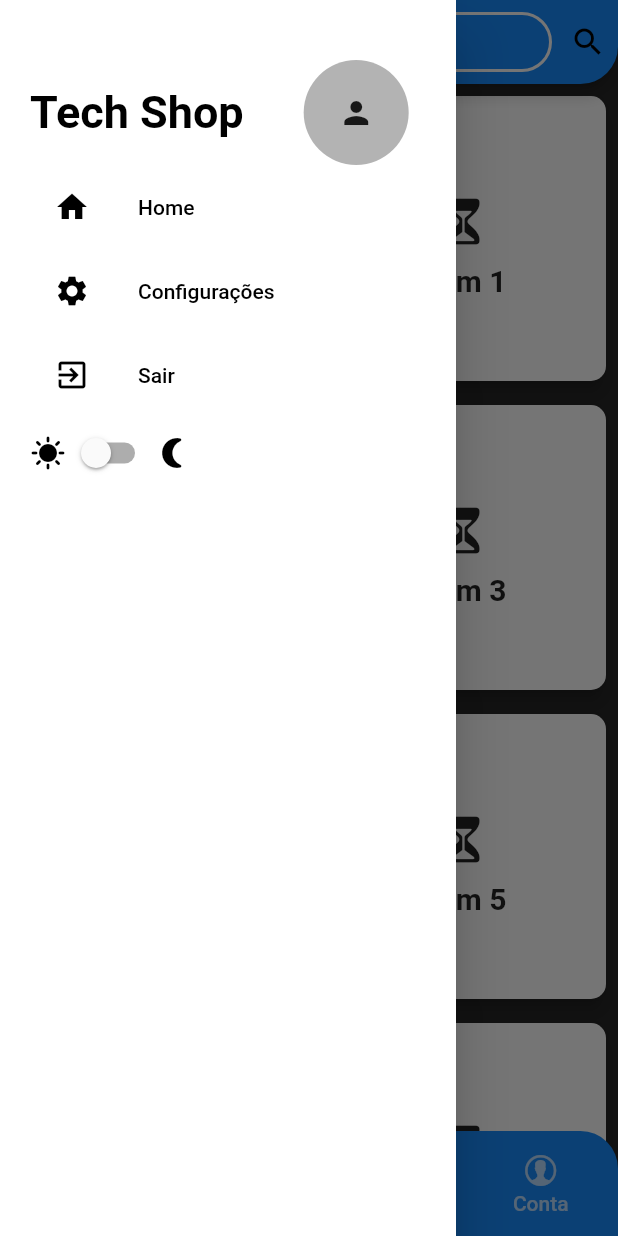
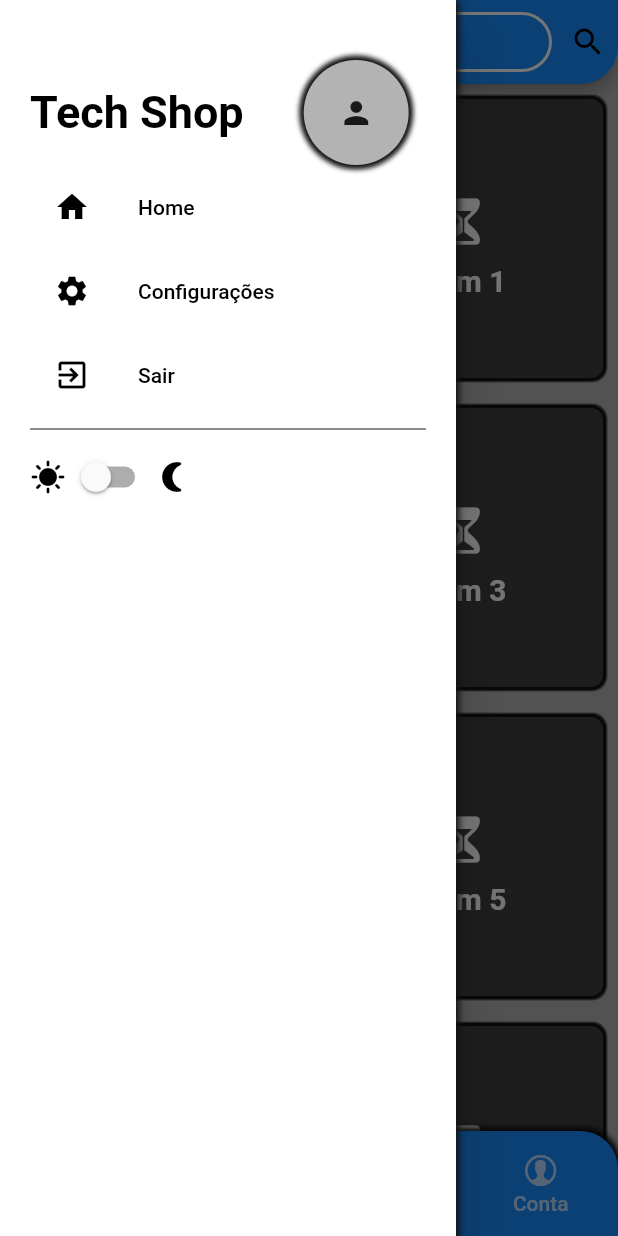
Before and after one commit to AlarconPedro/Tech_Shop, a Flutter app: the MenuPage screen opened directly, with the side drawer open, on a phone screen of 412 x 824 dp. Run offline on Flutter 3.47's test engine with Material 2 defaults, Android fonts, the phone set to English and light mode, and no system bars; our stand-ins replace shared_preferences; accounts and stored records are empty.

Commit message:
Adicionado Tema Gamer - 2022.08.06.2

```diff
--- a/lib/ui/estilos/cores.dart
+++ b/lib/ui/estilos/cores.dart
@@ -4,10 +4,12 @@ class Cores {
   static Color pretoOpaco = const Color(0xFF121212);
   static Color pretoClaro = const Color(0xFF181818);
   static Color cinza = const Color(0xFF404040);
+  static Color cinzaMedio = const Color(0xFF4F4F4F);
   static Color cinzaEscuro = const Color(0xFF282828);
   static Color cinzaClaro = const Color(0xFFB3B3B3);
   static Color branco = const Color(0xFFFFFFFF);
   static Color preto = const Color(0xFF000000);
   static Color azul = const Color(0xFF178BFC);
   static Color vermelho = const Color(0xFFFF0000);
+  static Color verde = const Color(0xFF00FF00);
 }
--- a/lib/ui/pages/conta_page.dart
+++ b/lib/ui/pages/conta_page.dart
@@ -1,4 +1,6 @@
 import 'package:flutter/material.dart';
+import 'package:provider/provider.dart';
+import 'package:tech_shop/ui/temas/temas.dart';
 
 class ContaPage extends StatefulWidget {
   const ContaPage({Key? key}) : super(key: key);
@@ -10,6 +12,7 @@ class ContaPage extends StatefulWidget {
 class _ContaPageState extends State<ContaPage> {
   @override
   Widget build(BuildContext context) {
+    final currentTheme = Provider.of<ThemeProvider>(context);
     return Container();
   }
 }
--- a/lib/ui/pages/home_page.dart
+++ b/lib/ui/pages/home_page.dart
@@ -18,17 +18,36 @@ class _HomePageState extends State<HomePage> {
     final currentTheme = Provider.of<ThemeProvider>(context);
     return Scaffold(
       backgroundColor:
-          currentTheme.isDarkTheme() ? Cores.cinzaClaro : Cores.cinzaEscuro,
+          currentTheme.isDarkTheme() ? Cores.cinzaMedio : Cores.cinzaClaro,
       body: GridView.count(
         // Cria um grid com duas colunas
         crossAxisCount: 2,
         // Gera 100 Widgets que exibem o seu índice
         children: List.generate(10, (index) {
-          return Card(
-            borderOnForeground: true,
-            elevation: 5,
-            shape: RoundedRectangleBorder(
-              borderRadius: BorderRadius.circular(10),
+          return Container(
+            decoration: BoxDecoration(
+              shape: BoxShape.rectangle,
+              color:
+                  currentTheme.isDarkTheme() ? Cores.cinzaEscuro : Cores.cinza,
+              boxShadow: [
+                BoxShadow(
+                  color: currentTheme.isDarkTheme()
+                      ? Cores.verde
+                      : Cores.pretoOpaco,
+                  blurRadius: 3,
+                  spreadRadius: 1,
+                  blurStyle: BlurStyle.inner,
+                  // offset: const Offset(1.5, 1.5),
+                ),
+              ],
+              borderRadius: const BorderRadius.all(
+                Radius.circular(10),
+              ),
+              border: Border.all(
+                color:
+                    currentTheme.isDarkTheme() ? Cores.verde : Cores.pretoOpaco,
+                width: 2,
+              ),
             ),
             margin: const EdgeInsets.symmetric(
               horizontal: 8,
@@ -37,18 +56,20 @@ class _HomePageState extends State<HomePage> {
             child: Column(
               mainAxisAlignment: MainAxisAlignment.center,
               children: [
-                const Padding(
-                  padding: EdgeInsets.all(8),
+                Padding(
+                  padding: const EdgeInsets.all(8),
                   child: Icon(
                     CupertinoIcons.hourglass,
                     size: 40,
+                    color: Cores.branco,
                   ),
                 ),
                 Text(
                   'Item $index',
-                  style: const TextStyle(
+                  style: TextStyle(
                     fontSize: 20,
                     fontWeight: FontWeight.bold,
+                    color: Cores.branco,
                   ),
                 ),
               ],
--- a/lib/ui/pages/menu_page.dart
+++ b/lib/ui/pages/menu_page.dart
@@ -51,6 +51,7 @@ class _MenuPageState extends State<MenuPage>
       backgroundColor:
           currentTheme.isDarkTheme() ? Cores.pretoOpaco : Cores.branco,
       appBar: AppBar(
+        shadowColor: currentTheme.isDarkTheme() ? Cores.verde : Cores.preto,
         backgroundColor:
             currentTheme.isDarkTheme() ? Cores.cinzaEscuro : Cores.azul,
         actions: [
@@ -95,6 +96,14 @@ class _MenuPageState extends State<MenuPage>
             topRight: Radius.circular(25),
           ),
           color: currentTheme.isDarkTheme() ? Cores.cinzaEscuro : Cores.azul,
+          boxShadow: [
+            BoxShadow(
+              color: currentTheme.isDarkTheme() ? Cores.verde : Cores.preto,
+              spreadRadius: 2,
+              blurRadius: 3,
+              // offset: Offset(1.5, 1.5),
+            ),
+          ],
         ),
         child: TabBar(
           controller: tabController,
@@ -112,7 +121,7 @@ class _MenuPageState extends State<MenuPage>
           ),
           indicator: UnderlineTabIndicator(
             borderSide: BorderSide(
-              color: currentTheme.isDarkTheme() ? Cores.branco : Cores.preto,
+              color: currentTheme.isDarkTheme() ? Cores.verde : Cores.preto,
               width: 3,
             ),
             insets: EdgeInsets.zero,
--- a/lib/ui/widgets/custom_drawer.dart
+++ b/lib/ui/widgets/custom_drawer.dart
@@ -19,13 +19,23 @@ class _CustomDrawerState extends State<CustomDrawer> {
       return Container(
         decoration: BoxDecoration(
           gradient: LinearGradient(
-            begin: Alignment.topCenter,
-            end: Alignment.bottomCenter,
+            begin: Alignment.topLeft,
+            end: Alignment.bottomRight,
             colors: [
               currentTheme.isDarkTheme() ? Cores.pretoOpaco : Cores.branco,
               currentTheme.isDarkTheme() ? Cores.cinza : Cores.branco,
             ],
           ),
+          boxShadow: [
+            BoxShadow(
+              color:
+                  currentTheme.isDarkTheme() ? Cores.verde : Cores.pretoOpaco,
+              blurRadius: 3,
+              spreadRadius: 1,
+              blurStyle: BlurStyle.normal,
+              offset: const Offset(1.5, 1.5),
+            ),
+          ],
         ),
         //   color: currentTheme.isDarkTheme() ? Cores.cinzaEscuro : Cores.branco,
         // ),
@@ -57,6 +67,17 @@ class _CustomDrawerState extends State<CustomDrawer> {
                       width: 70,
                       height: 70,
                       decoration: BoxDecoration(
+                        boxShadow: [
+                          BoxShadow(
+                            color: currentTheme.isDarkTheme()
+                                ? Cores.verde
+                                : Cores.pretoOpaco,
+                            blurRadius: 2,
+                            spreadRadius: 3,
+                            blurStyle: BlurStyle.normal,
+                            // offset: const Offset(1.5, 1.5),
+                          ),
+                        ],
                         borderRadius: const BorderRadius.all(
                           Radius.circular(50),
                         ),
@@ -115,8 +136,10 @@ class _CustomDrawerState extends State<CustomDrawer> {
                   ),
                 ],
               ),
-              Expanded(
-                child: Container(),
+              Divider(
+                color: currentTheme.isDarkTheme()
+                    ? Cores.branco
+                    : Cores.pretoClaro,
               ),
               Row(
                 children: [
```
Also changed, not shown: lib/ui/pages/carrinho_page.dart (+37 -1 lines), lib/ui/pages/categorias_page.dart (+42 -19 lines).
